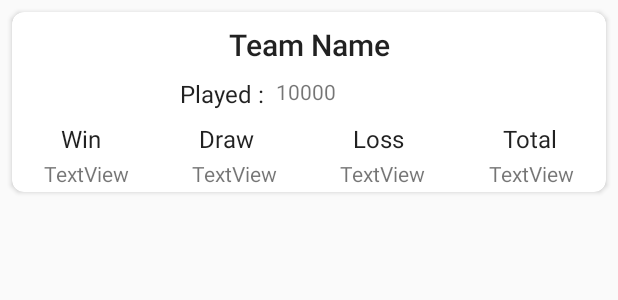
After one commit to MuhammadAlief404/LeagueMatch, an Android app: the layout item_list_standings.xml on its own in the app's theme, with its tools: preview values and no code run, on a phone screen of 412 x 824 dp. The commit adds this screen. Shown: the top 300 px of the screen. Run offline under Robolectric (Android 15) with nearby library versions, the phone set to English and light mode, and no system bars.

Commit message:
- add Standing

```diff
--- a/app/src/main/java/com/quantumhiggs/footballmatch/model/Classement.kt
+++ b/app/src/main/java/com/quantumhiggs/footballmatch/model/Standings.kt
@@ -1,6 +1,6 @@
 package com.quantumhiggs.footballmatch.model
 
-data class Classement(
+data class Standings(
     val table: List<Table>
 )
 
--- a/app/src/main/java/com/quantumhiggs/footballmatch/network/ApiServices.kt
+++ b/app/src/main/java/com/quantumhiggs/footballmatch/network/ApiServices.kt
@@ -32,7 +32,7 @@ interface ApiServices {
     fun getListTeam(@Query("id") id: String): Call<Teams>
 
     @GET("lookuptable.php?")
-    fun getClassement(@Query("id") id: String): Call<Classement>
+    fun getClassement(@Query("l") id: String): Call<Standings>
 
     @GET("lookupplayer.php?")
     fun getPlayers(@Query("id") id: String): Call<Players>
--- a/app/src/main/java/com/quantumhiggs/footballmatch/ui/match/LeagueMatchFragment.kt
+++ b/app/src/main/java/com/quantumhiggs/footballmatch/ui/match/LeagueMatchFragment.kt
@@ -15,9 +15,11 @@ import com.bumptech.glide.Glide
 import com.google.android.material.tabs.TabLayout
 import com.quantumhiggs.footballmatch.R
 import com.quantumhiggs.footballmatch.model.Event
+import com.quantumhiggs.footballmatch.model.Table
 import com.quantumhiggs.footballmatch.model.Team
 import com.quantumhiggs.footballmatch.ui.match.adapter.LeagueMatchAdapter
 import com.quantumhiggs.footballmatch.ui.match.adapter.LeagueMatchTeamAdapter
+import com.quantumhiggs.footballmatch.ui.match.adapter.StandingsAdapter
 import kotlinx.android.synthetic.main.fragment_league_match.*
 
 
@@ -82,6 +84,10 @@ class LeagueMatchFragment : Fragment() {
             LeagueMatchTeamAdapter(datas)
     }
 
+    private fun showDataStandings(datas: List<Table>) {
+        rv_list_match.adapter = StandingsAdapter(datas)
+    }
+
     private fun observeViewModel(position: Int?) {
         if (position == 0) {
             viewModel.setListPrevMatch().observe(this, Observer { t ->
@@ -95,6 +101,10 @@ class LeagueMatchFragment : Fragment() {
             viewModel.setListTeams().observe(this, Observer { t ->
                 showDataTeams(t.teams)
             })
+        } else if (position == 3) {
+            viewModel.listStandings.observe(this, Observer { t ->
+                showDataStandings(t.table)
+            })
         }
     }
 }
--- a/app/src/main/java/com/quantumhiggs/footballmatch/ui/match/LeagueMatchViewModel.kt
+++ b/app/src/main/java/com/quantumhiggs/footballmatch/ui/match/LeagueMatchViewModel.kt
@@ -3,6 +3,7 @@ package com.quantumhiggs.footballmatch.ui.match
 import androidx.lifecycle.MutableLiveData
 import androidx.lifecycle.ViewModel
 import com.quantumhiggs.footballmatch.model.Sports
+import com.quantumhiggs.footballmatch.model.Standings
 import com.quantumhiggs.footballmatch.model.Teams
 import com.quantumhiggs.footballmatch.network.NetworkConfig
 import retrofit2.Call
@@ -14,6 +15,7 @@ class LeagueMatchViewModel : ViewModel() {
     var listPrevMatch = MutableLiveData<Sports>()
     var listNextMatch = MutableLiveData<Sports>()
     var listTeams = MutableLiveData<Teams>()
+    var listStandings = MutableLiveData<Standings>()
 
     companion object {
         var leaugeId: String = "4387"
@@ -23,6 +25,7 @@ class LeagueMatchViewModel : ViewModel() {
         getListPrevMatch(leaugeId)
         getListNextMatch(leaugeId)
         getListTeams(leaugeId)
+        getListStandings(leaugeId)
     }
 
     fun getListPrevMatch(leaugeId: String) {
@@ -84,6 +87,26 @@ class LeagueMatchViewModel : ViewModel() {
             })
     }
 
+    fun getListStandings(leaugeId: String) {
+        NetworkConfig
+            .api()
+            .getClassement(leaugeId)
+            .enqueue(object : Callback<Standings> {
+                override fun onFailure(call: Call<Standings>, t: Throwable) {
+                    listStandings.value = null
+                }
+
+                override fun onResponse(call: Call<Standings>, response: Response<Standings>) {
+                    if (response.isSuccessful) {
+                        listStandings.value = response.body()
+                    } else {
+                        listStandings.value = null
+                    }
+                }
+
+            })
+    }
+
     fun setListNextMatch(): MutableLiveData<Sports> {
         return listNextMatch
     }
--- /dev/null
+++ b/app/src/main/java/com/quantumhiggs/footballmatch/ui/match/adapter/StandingsAdapter.kt
@@ -0,0 +1,42 @@
+package com.quantumhiggs.footballmatch.ui.match.adapter
+
+import android.view.LayoutInflater
+import android.view.View
+import android.view.ViewGroup
+import androidx.recyclerview.widget.RecyclerView
+import com.quantumhiggs.footballmatch.R
+import com.quantumhiggs.footballmatch.model.Table
+import com.quantumhiggs.footballmatch.utils.CommonFunction.checkNullOrEmpty
+import kotlinx.android.synthetic.main.item_list_standings.view.*
+
+class StandingsAdapter(private val standings: List<Table>) :
+    RecyclerView.Adapter<StandingsAdapter.ViewHolder>() {
+
+    override fun onCreateViewHolder(parent: ViewGroup, viewType: Int): ViewHolder =
+        ViewHolder(
+            LayoutInflater.from(parent.context).inflate(
+                R.layout.item_list_standings,
+                parent,
+                false
+            )
+        )
+
+    override fun getItemCount(): Int = standings.size
+
+    override fun onBindViewHolder(holder: ViewHolder, position: Int) =
+        holder.bindItems(standings[position])
+
+    class ViewHolder(itemView: View) : RecyclerView.ViewHolder(itemView) {
+
+        fun bindItems(standing: Table) {
+            itemView.item_standings_title.text = checkNullOrEmpty(standing.name)
+            itemView.item_standing_played.text = checkNullOrEmpty(standing.played.toString())
+            itemView.item_standings_win.text = checkNullOrEmpty(standing.win.toString())
+            itemView.item_standings_draw.text = checkNullOrEmpty(standing.draw.toString())
+            itemView.item_standings_loss.text = checkNullOrEmpty(standing.loss.toString())
+            itemView.item_standings_total.text = checkNullOrEmpty(standing.total.toString())
+        }
+    }
+
+
+}
--- a/app/src/main/res/layout/fragment_league_match.xml
+++ b/app/src/main/res/layout/fragment_league_match.xml
@@ -109,6 +109,11 @@
                         android:layout_height="wrap_content"
                         android:text="@string/team_list" />
 
+                <com.google.android.material.tabs.TabItem
+                        android:layout_width="wrap_content"
+                        android:layout_height="wrap_content"
+                        android:text="@string/standings" />
+
             </com.google.android.material.tabs.TabLayout>
 
         </androidx.constraintlayout.widget.ConstraintLayout>
--- /dev/null
+++ b/app/src/main/res/layout/item_list_standings.xml
@@ -0,0 +1,144 @@
+<?xml version="1.0" encoding="utf-8"?>
+<androidx.cardview.widget.CardView xmlns:android="http://schemas.android.com/apk/res/android"
+        xmlns:app="http://schemas.android.com/apk/res-auto"
+        xmlns:tools="http://schemas.android.com/tools"
+        android:layout_width="match_parent"
+        android:layout_height="120dp"
+        android:layout_margin="8dp"
+        android:orientation="vertical"
+        app:cardCornerRadius="8dp">
+
+    <androidx.constraintlayout.widget.ConstraintLayout
+            android:layout_width="match_parent"
+            android:layout_height="match_parent">
+
+
+        <TextView
+                android:id="@+id/item_standings_title"
+                android:layout_width="0dp"
+                android:layout_height="wrap_content"
+                android:layout_marginTop="8dp"
+                android:gravity="center"
+                android:textAppearance="@style/TextAppearance.AppCompat.Title"
+                app:layout_constraintEnd_toEndOf="parent"
+                app:layout_constraintStart_toStartOf="parent"
+                app:layout_constraintTop_toTopOf="parent"
+                tools:text="Team Name" />
+
+        <TextView
+                android:id="@+id/textView6"
+                android:layout_width="wrap_content"
+                android:layout_height="wrap_content"
+                android:layout_marginTop="8dp"
+                android:text="@string/played"
+                android:textAppearance="@style/TextAppearance.AppCompat.Subhead"
+                app:layout_constraintEnd_toEndOf="parent"
+                app:layout_constraintHorizontal_bias="0.33"
+                app:layout_constraintStart_toStartOf="parent"
+                app:layout_constraintTop_toBottomOf="@+id/item_standings_title" />
+
+        <TextView
+                android:id="@+id/item_standing_played"
+                android:layout_width="0dp"
+                android:layout_height="wrap_content"
+                android:layout_marginStart="8dp"
+                android:layout_marginTop="8dp"
+                app:layout_constraintEnd_toEndOf="parent"
+                app:layout_constraintStart_toEndOf="@+id/textView6"
+                app:layout_constraintTop_toBottomOf="@+id/item_standings_title"
+                tools:text="10000" />
+
+        <LinearLayout
+                android:id="@+id/linearLayout"
+                android:layout_width="0dp"
+                android:layout_height="wrap_content"
+                android:layout_marginTop="8dp"
+                android:orientation="horizontal"
+                android:weightSum="4"
+                app:layout_constraintEnd_toEndOf="parent"
+                app:layout_constraintStart_toStartOf="parent"
+                app:layout_constraintTop_toBottomOf="@+id/textView6">
+
+            <TextView
+                    android:id="@+id/textView12"
+                    android:layout_width="wrap_content"
+                    android:layout_height="wrap_content"
+                    android:layout_weight="1"
+                    android:text="@string/win"
+                    android:textAlignment="center"
+                    android:textAppearance="@style/TextAppearance.AppCompat.Subhead" />
+
+            <TextView
+                    android:id="@+id/textView13"
+                    android:layout_width="wrap_content"
+                    android:layout_height="wrap_content"
+                    android:layout_weight="1"
+                    android:text="@string/draw"
+                    android:textAlignment="center"
+                    android:textAppearance="@style/TextAppearance.AppCompat.Subhead" />
+
+            <TextView
+                    android:id="@+id/textView15"
+                    android:layout_width="wrap_content"
+                    android:layout_height="wrap_content"
+                    android:layout_weight="1"
+                    android:text="@string/loss"
+                    android:textAlignment="center"
+                    android:textAppearance="@style/TextAppearance.AppCompat.Subhead" />
+
+            <TextView
+                    android:id="@+id/textView16"
+                    android:layout_width="wrap_content"
+                    android:layout_height="wrap_content"
+                    android:layout_weight="1"
+                    android:text="@string/total"
+                    android:textAlignment="center"
+                    android:textAppearance="@style/TextAppearance.AppCompat.Subhead" />
+        </LinearLayout>
+
+        <LinearLayout
+                android:layout_width="0dp"
+                android:layout_height="wrap_content"
+                android:orientation="horizontal"
+                android:weightSum="4"
+                app:layout_constraintBottom_toBottomOf="parent"
+                app:layout_constraintEnd_toEndOf="parent"
+                app:layout_constraintStart_toStartOf="parent"
+                app:layout_constraintTop_toBottomOf="@+id/linearLayout">
+
+            <TextView
+                    android:id="@+id/item_standings_win"
+                    android:layout_width="wrap_content"
+                    android:layout_height="wrap_content"
+                    android:layout_weight="1"
+                    android:textAlignment="center"
+                    tools:text="TextView" />
+
+            <TextView
+                    android:id="@+id/item_standings_draw"
+                    android:layout_width="wrap_content"
+                    android:layout_height="wrap_content"
+                    android:layout_weight="1"
+                    android:textAlignment="center"
+                    tools:text="TextView" />
+
+            <TextView
+                    android:id="@+id/item_standings_loss"
+                    android:layout_width="wrap_content"
+                    android:layout_height="wrap_content"
+                    android:layout_weight="1"
+                    android:textAlignment="center"
+                    tools:text="TextView" />
+
+            <TextView
+                    android:id="@+id/item_standings_total"
+                    android:layout_width="wrap_content"
+                    android:layout_height="wrap_content"
+                    android:layout_weight="1"
+                    android:textAlignment="center"
+                    tools:text="TextView" />
+
+        </LinearLayout>
+    </androidx.constraintlayout.widget.ConstraintLayout>
+
+</androidx.cardview.widget.CardView>
--- a/app/src/main/res/values/strings.xml
+++ b/app/src/main/res/values/strings.xml
@@ -29,4 +29,11 @@
     <string name="team_info">Team Info</string>
     <string name="match">Match</string>
     <string name="players">Players</string>
+    <string name="standings">Standings</string>
+    <string name="played">Played :</string>
+    <string name="goals">Goals</string>
+    <string name="win">Win</string>
+    <string name="draw">Draw</string>
+    <string name="loss">Loss</string>
+    <string name="total">Total</string>
 </resources>
```
